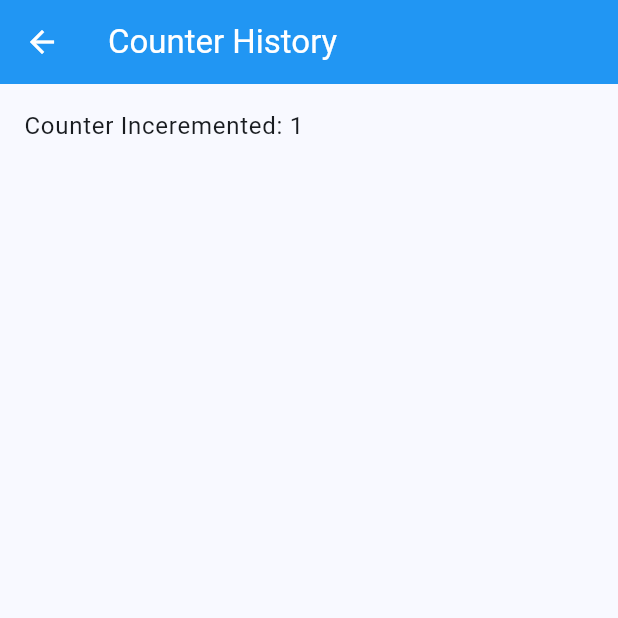
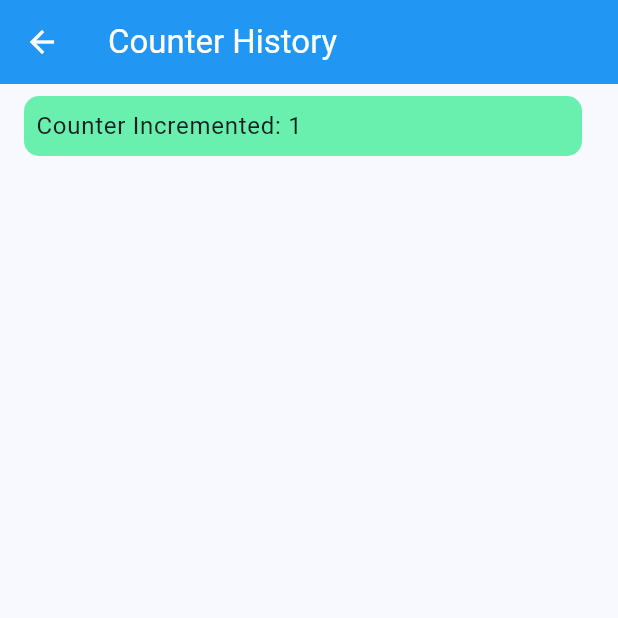
Before and after one commit to lucifron28/counter-app-with-multiple-screens, a Flutter app: the screen it shows after launch, after a tap on "Increment", after a tap on the "history" icon, on a phone screen of 412 x 824 dp, the top half of it. Run offline on Flutter 3.47's test engine with Material 3 defaults, Android fonts, the phone set to English and light mode, and no system bars.

Commit message:
added dynamic colorig in history

```diff
--- a/lib/app.dart
+++ b/lib/app.dart
@@ -37,7 +37,7 @@ class _CounterPageState extends State<CounterPage> {
   void incrementCounter() {
     setState(() {
       _counter++;
-      history.add('Counter Inceremented: $_counter');
+      history.add('Counter Incremented: $_counter');
     });
   }
 
--- a/lib/history.dart
+++ b/lib/history.dart
@@ -16,8 +16,21 @@ class CounterHistory extends StatelessWidget {
       body: ListView.builder(
         itemCount: history.length,
         itemBuilder: (context, index) {
-          final value = history[index];
-          return ListTile(title: Text(value));
+          final reversedHistory = history.reversed.toList();
+          final value = reversedHistory[index];
+          return ListTile(
+            title: ClipRRect(
+              borderRadius: BorderRadius.all(Radius.circular(10)),
+              child: Container(
+                padding:EdgeInsets.all(8.0),
+                color:
+                    reversedHistory[index].contains('Incremented')
+                        ? Colors.greenAccent
+                        : Colors.redAccent,
+                child: Text(value),
+              ),
+            ),
+          );
         },
       ),
     );
```
